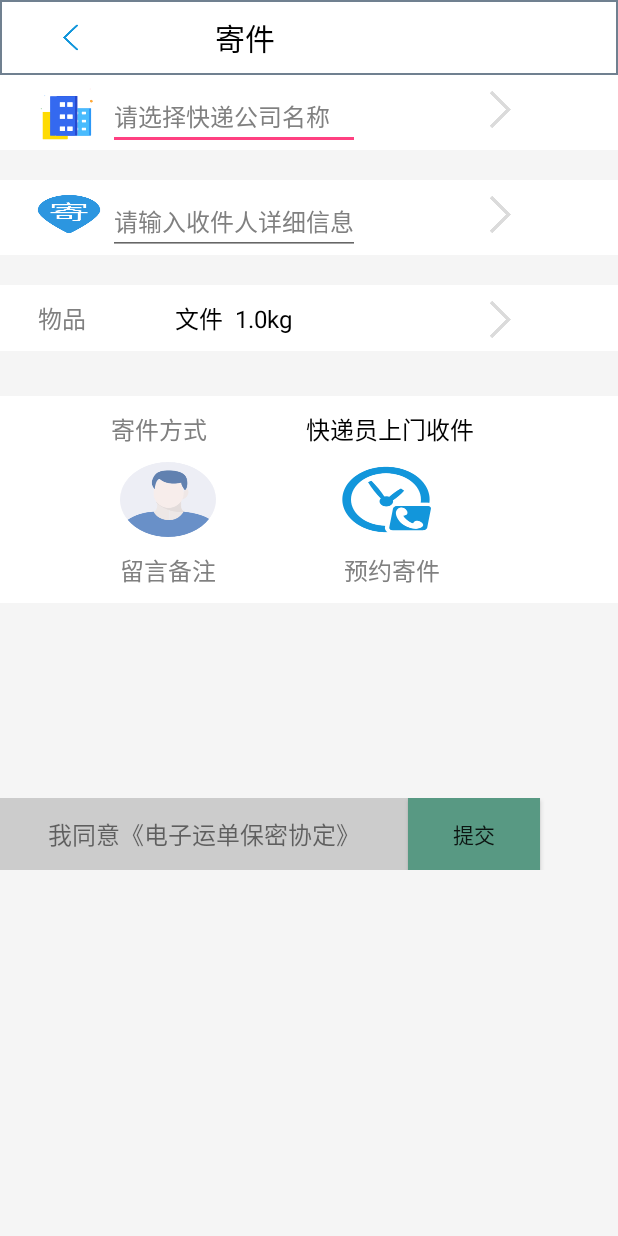
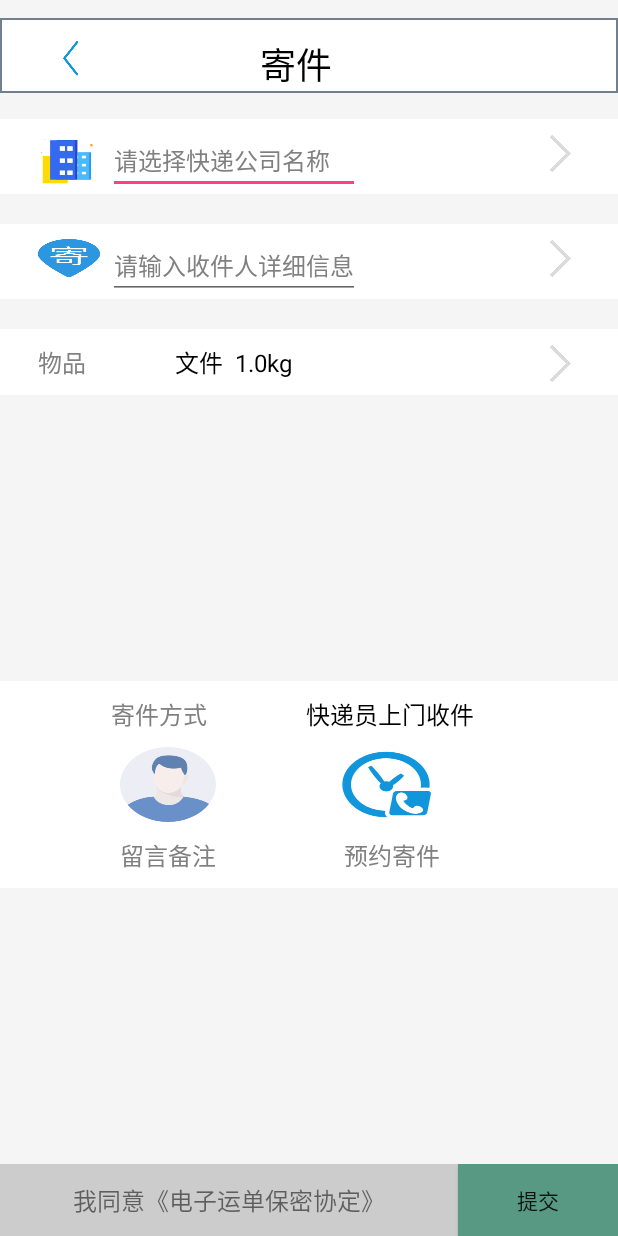
Before and after one commit to lxyeternal/Express-android, an Android app: the Sendpackage screen opened directly, with no data from a screen before it, on a phone screen of 412 x 824 dp. Run offline under Robolectric (Android 15) with nearby library versions, the phone set to English and light mode, and no system bars.

Commit message:
实现bmob后端

```diff
--- a/app/build.gradle
+++ b/app/build.gradle
@@ -30,4 +30,7 @@ dependencies {
     compile 'jp.wasabeef:glide-transformations:2.0.1'
     compile 'com.yanzhenjie:permission:1.1.0'
     implementation project(':zxinglib')
+    compile('cn.bmob.android:bmob-sdk:3.5.5') {
+        exclude group: 'io.reactivex'
+    }
 }
--- a/app/src/main/java/com/sunofbeaches/mainlooper/GuideActivity.java
+++ b/app/src/main/java/com/sunofbeaches/mainlooper/GuideActivity.java
@@ -59,7 +59,6 @@ public class GuideActivity extends AppCompatActivity {
     protected void onCreate(Bundle savedInstanceState) {
         super.onCreate(savedInstanceState);
         setContentView(R.layout.guide_acitivity);
-
         initView();
     }
 
--- a/app/src/main/res/layout/sendpackage.xml
+++ b/app/src/main/res/layout/sendpackage.xml
@@ -1,35 +1,38 @@
 <?xml version="1.0" encoding="utf-8"?>
-<LinearLayout xmlns:android="http://schemas.android.com/apk/res/android"
+<RelativeLayout xmlns:android="http://schemas.android.com/apk/res/android"
     android:orientation="vertical"
     android:layout_width="match_parent"
     android:layout_height="match_parent"
     android:background="@color/whitesmoke">
 
     <TableLayout
-        android:background="@drawable/bottomframeboder"
         android:layout_width="match_parent"
-        android:layout_height="50dp">
+        android:layout_height="50dp"
+        android:layout_alignParentStart="true"
+        android:layout_alignParentTop="true"
+        android:layout_marginTop="12dp"
+        android:background="@drawable/bottomframeboder">
 
-        <TableRow android:layout_height="match_parent">
+        <TableRow android:layout_height="61dp">
 
             <ImageButton
                 android:id="@+id/getback"
                 android:layout_width="35dp"
-                android:layout_height="30dp"
+                android:layout_height="40dp"
                 android:layout_gravity="center"
                 android:layout_marginLeft="20dp"
-                android:layout_marginTop="5dp"
+                android:layout_marginTop="4dp"
                 android:background="@drawable/getback_left" />
 
             <TextView
-                android:paddingTop="5dp"
                 android:layout_height="35dp"
                 android:layout_gravity="center"
-                android:layout_marginLeft="45dp"
+                android:layout_marginLeft="65dp"
                 android:layout_marginTop="3dp"
+                android:paddingTop="5dp"
                 android:text="@string/send"
                 android:textColor="@color/black"
-                android:textSize="20dp" />
+                android:textSize="24dp" />
 
         </TableRow>
     </TableLayout>
@@ -37,84 +40,93 @@
 
     <TableLayout
         android:layout_width="match_parent"
-        android:layout_height="wrap_content">
+        android:layout_height="wrap_content"
+        android:layout_alignParentStart="true"
+        android:layout_alignParentTop="true"
+        android:layout_marginTop="79dp">
 
         <TableRow
             android:id="@+id/choose_company"
-            android:orientation="horizontal"
-            android:background="@color/white">
+            android:background="@color/white"
+            android:orientation="horizontal">
 
             <ImageView
                 android:layout_width="52dp"
                 android:layout_height="match_parent"
                 android:layout_marginBottom="2dp"
-                android:background="@drawable/company_main"
-                android:layout_marginLeft="20dp"/>
+                android:layout_marginLeft="20dp"
+                android:background="@drawable/company_main" />
+
             <EditText
+                android:layout_marginTop="5dp"
                 android:text="@string/choose_company"
+                android:textColor="@color/gray"
+                android:textSize="16dp" />
+
+            <ImageButton
+                android:layout_width="35dp"
+                android:layout_height="35dp"
+                android:layout_marginLeft="115dp"
                 android:layout_marginTop="5dp"
-                android:textColor="@color/gray"
-                android:textSize="16dp"/>
-            <ImageButton
-                android:background="@drawable/getback_right"
-                android:layout_marginTop="5dp"
-                android:layout_marginLeft="75dp"
-                android:layout_width="35dp"
-                android:layout_height="35dp"/>
+                android:background="@drawable/getback_right" />
 
         </TableRow>
 
         <TableRow
             android:id="@+id/shoujianren_information"
+            android:layout_marginTop="20dp"
             android:background="@color/white"
-            android:layout_marginTop="20dp"
             android:orientation="horizontal">
 
             <ImageView
-                android:layout_marginTop="10dp"
-                android:layout_marginLeft="20dp"
                 android:layout_width="20dp"
                 android:layout_height="25dp"
                 android:layout_marginBottom="2dp"
+                android:layout_marginLeft="20dp"
+                android:layout_marginTop="10dp"
                 android:background="@drawable/jijian1" />
+
             <EditText
+                android:layout_marginTop="5dp"
                 android:text="@string/shoujianren_information"
+                android:textColor="@color/gray"
+                android:textSize="16dp" />
+
+            <ImageButton
+                android:layout_width="35dp"
+                android:layout_height="35dp"
+                android:layout_marginLeft="115dp"
                 android:layout_marginTop="5dp"
-                android:textColor="@color/gray"
-                android:textSize="16dp"/>
-            <ImageButton
-                android:background="@drawable/getback_right"
-                android:layout_marginTop="5dp"
-                android:layout_marginLeft="75dp"
-                android:layout_width="35dp"
-                android:layout_height="35dp"/>
+                android:background="@drawable/getback_right" />
 
         </TableRow>
 
         <TableRow
+            android:layout_height="wrap_content"
             android:layout_marginTop="20dp"
             android:background="@color/white"
-            android:orientation="horizontal"
-            android:layout_height="wrap_content">
+            android:orientation="horizontal">
 
             <TextView
-                android:layout_marginTop="10dp"
                 android:layout_marginBottom="10dp"
                 android:layout_marginLeft="25dp"
-                android:textSize="16dp"
+                android:layout_marginTop="10dp"
                 android:text="@string/object"
-                android:textColor="@color/gray"/>
+                android:textColor="@color/gray"
+                android:textSize="16dp" />
+
             <TextView
-                android:textSize="16dp"
+                android:layout_gravity="center"
+                android:text="文件  1.0kg"
                 android:textColor="@color/black"
-                android:layout_gravity="center"
-                android:text="文件  1.0kg"/>
+                android:textSize="16dp" />
+
             <ImageButton
-                android:background="@drawable/getback_right"
+                android:layout_width="35dp"
+                android:layout_height="35dp"
+                android:layout_marginLeft="115dp"
                 android:layout_marginTop="5dp"
-                android:layout_marginLeft="75dp"
-                android:layout_width="35dp"
-                android:layout_height="35dp"/>
+                android:background="@drawable/getback_right" />
 
         </TableRow>
     </TableLayout>
@@ -122,36 +134,41 @@
     <TableLayout
         android:layout_width="match_parent"
         android:layout_height="wrap_content"
-        android:layout_marginTop="30dp"
+        android:layout_alignParentBottom="true"
+        android:layout_alignParentStart="true"
+        android:layout_marginBottom="232dp"
         android:background="@color/white">
 
         <TableRow>
+
             <TextView
+                android:layout_marginLeft="68dp"
+                android:layout_marginTop="10dp"
+                android:gravity="center"
                 android:text="@string/jijian_menthod"
                 android:textColor="@color/gray"
-                android:textSize="16dp"
-                android:layout_marginLeft="68dp"
+                android:textSize="16dp" />
+
+            <TextView
+                android:layout_marginLeft="60dp"
+                android:layout_marginTop="10dp"
                 android:gravity="center"
-                android:layout_marginTop="10dp"/>
-            <TextView
                 android:text="@string/kuaidiyuan_shoujian"
                 android:textColor="@color/black"
-                android:textSize="16dp"
-                android:layout_marginLeft="60dp"
-                android:gravity="center"
-                android:layout_marginTop="10dp"/>
+                android:textSize="16dp" />
 
         </TableRow>
 
         <TableRow
-            android:orientation="horizontal"
-            android:layout_marginTop="10dp">
+            android:layout_marginTop="10dp"
+            android:orientation="horizontal">
+
             <ImageButton
                 android:id="@+id/id_leavemessage"
-                android:background="@drawable/kuaidiyuan"
                 android:layout_width="50dp"
                 android:layout_height="50dp"
-                android:layout_marginLeft="80dp"/>
+                android:layout_marginLeft="80dp"
+                android:background="@drawable/kuaidiyuan" />
 
             <ImageButton
                 android:layout_width="51dp"
@@ -163,21 +180,21 @@
         </TableRow>
 
         <TableRow
-            android:orientation="horizontal"
+            android:layout_marginBottom="10dp"
             android:layout_marginTop="10dp"
-            android:layout_marginBottom="10dp">
+            android:orientation="horizontal">
 
             <TextView
+                android:layout_marginLeft="80dp"
                 android:text="@string/message_remark"
-                android:textSize="16dp"
                 android:textColor="@color/gray"
-                android:layout_marginLeft="80dp"/>
+                android:textSize="16dp" />
 
             <TextView
+                android:layout_marginLeft="85dp"
                 android:text="@string/yuyue_jijian"
                 android:textColor="@color/gray"
-                android:textSize="16dp"
-                android:layout_marginLeft="85dp"/>
+                android:textSize="16dp" />
 
         </TableRow>
 
@@ -186,11 +203,12 @@
     <LinearLayout
         android:layout_width="match_parent"
         android:layout_height="wrap_content"
-        android:layout_marginTop="130dp"
+        android:layout_alignParentBottom="true"
+        android:layout_alignParentStart="true"
         android:orientation="horizontal">
 
         <TextView
-            android:layout_width="272dp"
+            android:layout_width="305dp"
             android:layout_height="match_parent"
             android:background="@color/gray_cc"
             android:gravity="center"
@@ -198,12 +216,12 @@
             android:textSize="16dp" />
 
         <Button
-            android:layout_width="wrap_content"
+            android:layout_width="match_parent"
             android:layout_height="match_parent"
-            android:layout_marginRight="0dp"
+            android:layout_marginLeft="0dp"
             android:background="#FF589983"
             android:text="@string/upload" />
 
 
     </LinearLayout>
-</LinearLayout>
+</RelativeLayout>
--- a/app/src/main/res/values/strings.xml
+++ b/app/src/main/res/values/strings.xml
@@ -13,6 +13,8 @@
         <string name="select">快递选择</string>
         <string name="web">网点查询</string>
         <string name="leavemessage">寄件留言</string>
+        <string name="text_registered_failure">注册失败：</string>
+        <string name="text_registered_successful">注册成功</string>
         <string name="home">首页</string>
         <string name="center">个人中心</string>
         <string name="input_your_courier_number">请输入快递单号</string>
--- a/build.gradle
+++ b/build.gradle
@@ -17,6 +17,7 @@ allprojects {
     repositories {
         jcenter()
         google()
+        maven { url "https://raw.github.com/bmob/bmob-android-sdk/master" }
     }
 }
 
```
Also changed, not shown: app/src/main/AndroidManifest.xml (+24 -0 lines), app/src/main/java/com/sunofbeaches/entity/MyUser.java (added, +41 -0 lines), app/src/main/java/com/sunofbeaches/mainlooper/LoginActivity.java (+68 -7 lines), app/src/main/java/com/sunofbeaches/mainlooper/MyUser.java (added, +41 -0 lines), app/src/main/java/com/sunofbeaches/mainlooper/RegisteredActivity.java (+28 -10 lines), 9 other files.
